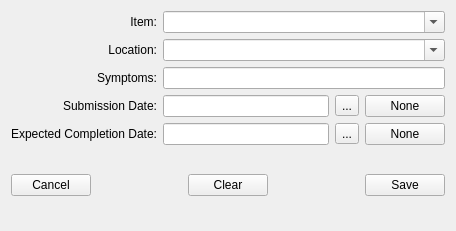
Qt form GUI/uiFiles/Repair.ui (aumanimationstudios/Grantha) before a commit.
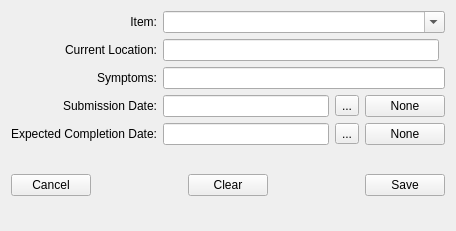
The same form after that commit.

Commit message: added repair loging

Patch:
```diff
--- a/GUI/uiFiles/Repair.ui
+++ b/GUI/uiFiles/Repair.ui
@@ -240,17 +240,26 @@
    <item row="1" column="0">
     <widget class="QLabel" name="label03">
      <property name="text">
-      <string>Location:</string>
+      <string>Current Location:</string>
      </property>
      <property name="alignment">
       <set>Qt::AlignRight|Qt::AlignTrailing|Qt::AlignVCenter</set>
      </property>
     </widget>
    </item>
-   <item row="1" column="1" colspan="2">
-    <widget class="QComboBox" name="locationBox">
-     <property name="editable">
-      <bool>true</bool>
+   <item row="1" column="1">
+    <widget class="QLineEdit" name="locationBox">
+     <property name="text">
+      <string/>
+     </property>
+     <property name="maxLength">
+      <number>10000</number>
+     </property>
+     <property name="readOnly">
+      <bool>false</bool>
+     </property>
+     <property name="clearButtonEnabled">
+      <bool>false</bool>
      </property>
     </widget>
    </item>
```
The commit also changes 4 other files.
